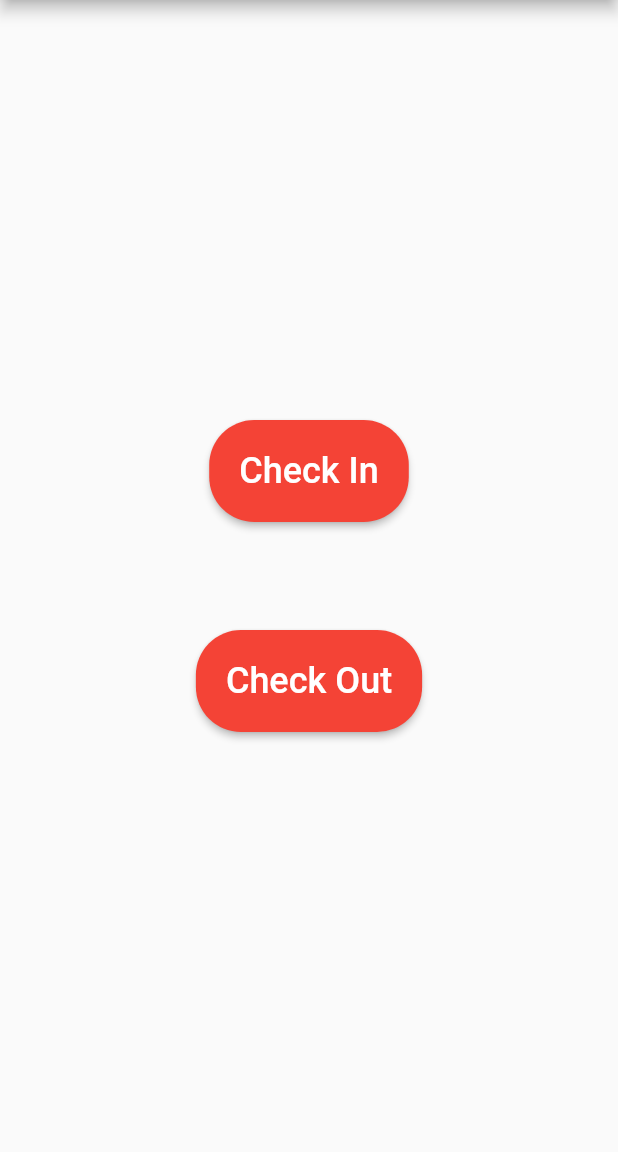
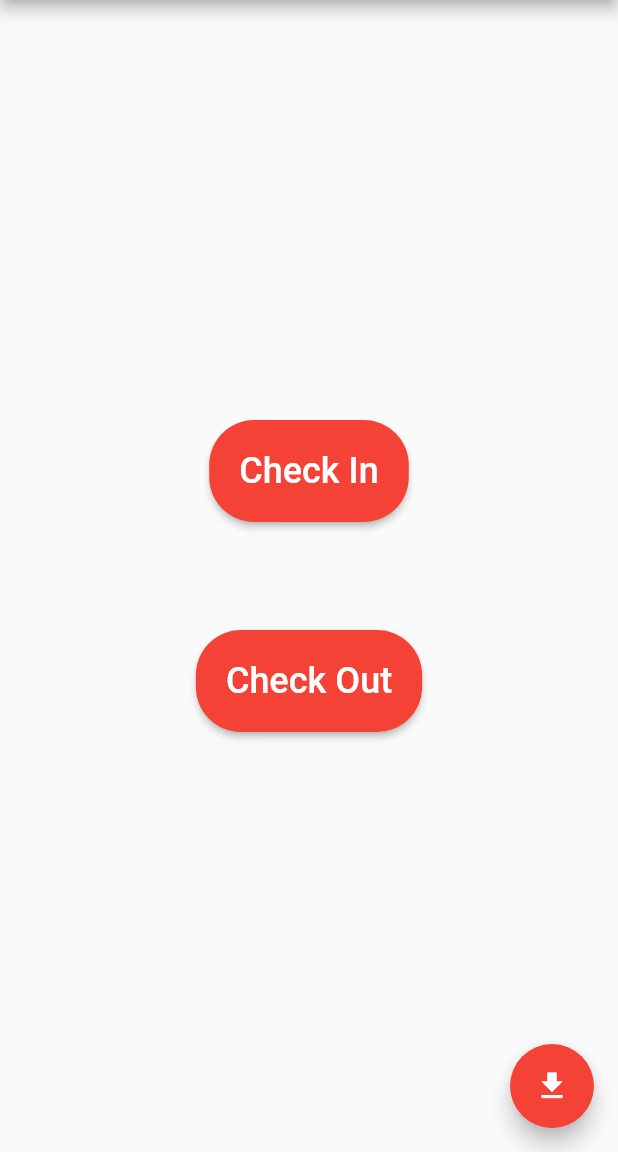
Before and after one commit to HatedFate/attendance-app, a Flutter app: the screen it shows after launch, on a phone screen of 412 x 824 dp, the part 84-1236 px from its top. Run offline on Flutter 3.47's test engine with Material 2 defaults, Android fonts, the phone set to English and light mode, and no system bars; our stand-ins replace sqflite_common_ffi; missing offline and left inert: excel; accounts and stored records are empty.

Commit message:
Added SQL Functionality

```diff
--- a/lib/attendance_screen.dart
+++ b/lib/attendance_screen.dart
@@ -70,7 +70,7 @@ class _AttendanceScreenState extends State<AttendanceScreen> {
                                       contentPadding: EdgeInsets.symmetric(
                                           vertical: screenHeight / 35)),
                                   onFieldSubmitted: (value) {
-                                    search(value, widget.checkIn);
+                                    query(value, widget.checkIn);
                                     clearText();
                                   },
                                   controller: fieldText,
--- a/lib/main.dart
+++ b/lib/main.dart
@@ -1,6 +1,7 @@
 import 'package:attendance/attendance_screen.dart';
 import 'package:attendance/button_widget.dart';
 import 'package:flutter/material.dart';
+import 'attendance.dart';
 
 void main() {
   runApp(const MyApp());
@@ -45,5 +46,10 @@ class _MyAppPageState extends State<MyAppPage> {
                     builder: (BuildContext context) =>
                         const AttendanceScreen(checkIn: false))))
           ],
-      )));
+        )),
+        floatingActionButton: const FloatingActionButton(
+            onPressed: downloadRecord,
+            tooltip: "Download Record",
+            child: Icon(Icons.download)),
+      );
 }
```
Also changed, not shown: lib/attendance.dart (+19 -3 lines), 1 other file. Lines whose indentation alone changed are shown as unchanged.
